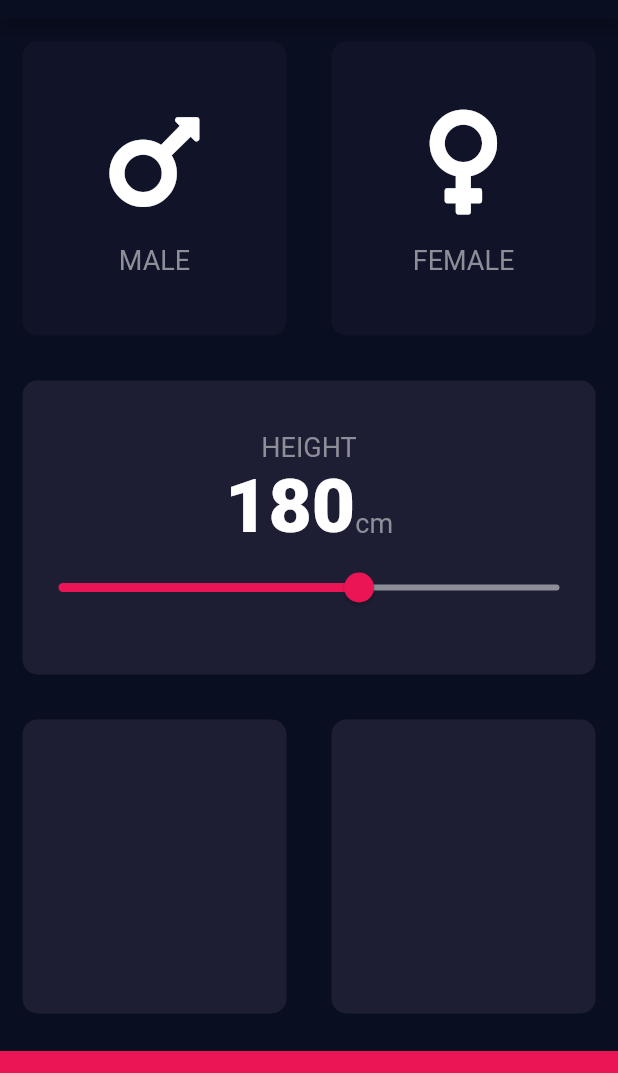
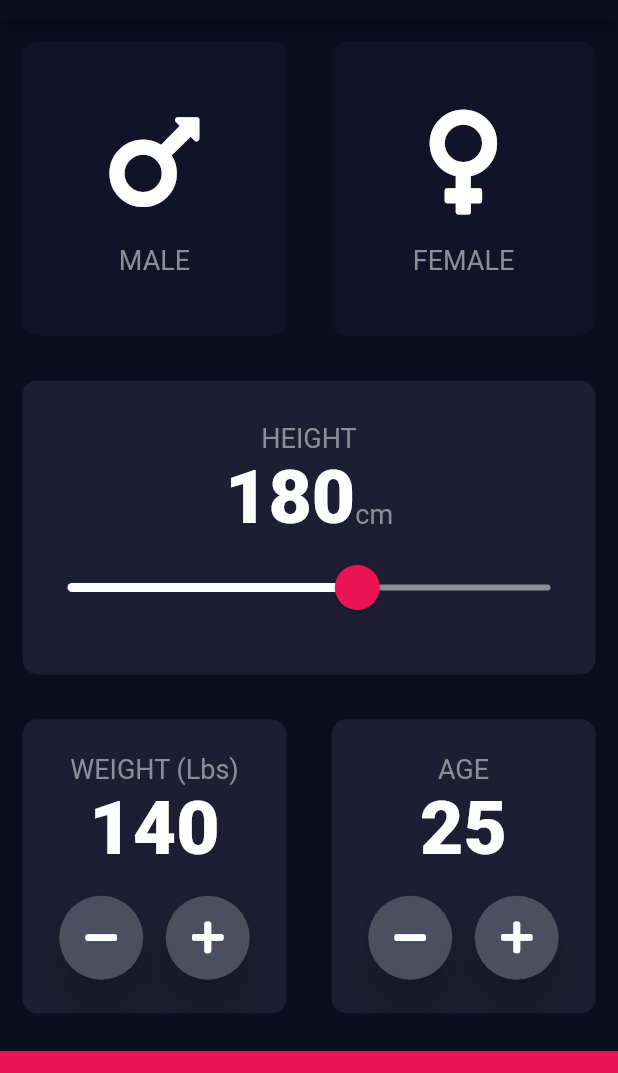
Before and after one commit to mikealfandre/bmi-calculator, a Flutter app: the screen it shows after launch, on a phone screen of 412 x 824 dp, the part 65-1138 px from its top. Run offline on Flutter 3.47's test engine with Material 2 defaults, Android fonts, the phone set to English and light mode, and no system bars; our stand-ins replace font_awesome_flutter.

Commit message:
Created custom button widget that takes in dynamically icon and onPressed method

```diff
--- a/lib/input_page.dart
+++ b/lib/input_page.dart
@@ -17,6 +17,8 @@ class InputPage extends StatefulWidget {
 class _InputPageState extends State<InputPage> {
   Gender selectedGender;
   int height = 180;
+  int weight = 140;
+  int age = 25;
 
   @override
   Widget build(BuildContext context) {
@@ -96,17 +98,27 @@ class _InputPageState extends State<InputPage> {
                         )
                       ],
                     ),
-                    Slider(
+                    SliderTheme(
+                      data: SliderTheme.of(context).copyWith(
+                        activeTrackColor: Colors.white,
+                        inactiveTrackColor: Color(0xFF8D8E98),
+                        thumbColor: Color(0xFFEB1555),
+                        thumbShape:
+                            RoundSliderThumbShape(enabledThumbRadius: 15.0),
+                        overlayColor: Color(0x20EB1555),
+                        overlayShape:
+                            RoundSliderOverlayShape(overlayRadius: 30.0),
+                      ),
+                      child: Slider(
                         value: height.toDouble(),
                         min: 120.0,
                         max: 220.0,
-                      activeColor: Color(0xFFEB1555),
-                      inactiveColor: Color(0xFF8D8E98),
                         onChanged: (double newValue) {
                           setState(() {
                             height = newValue.round();
                           });
                         },
+                      ),
                     ),
                   ],
                 ),
@@ -116,10 +128,92 @@ class _InputPageState extends State<InputPage> {
               child: Row(
                 children: <Widget>[
                   Expanded(
-                    child: ReusableCard(color: kCardColor),
+                    child: ReusableCard(
+                      color: kCardColor,
+                      cardChild: Column(
+                        mainAxisAlignment: MainAxisAlignment.center,
+                        children: <Widget>[
+                          Text(
+                            'WEIGHT (Lbs)',
+                            style: kLabelTextStyle,
+                          ),
+                          Text(
+                            weight.toString(),
+                            style: kFatTextStyle,
+                          ),
+                          SizedBox(
+                            height: 15.0,
+                          ),
+                          Row(
+                            mainAxisAlignment: MainAxisAlignment.center,
+                            children: <Widget>[
+                              RoundIconButton(
+                                icon: FontAwesomeIcons.minus,
+                                onPressed: () {
+                                  setState(() {
+                                    weight--;
+                                  });
+                                },
+                              ),
+                              SizedBox(
+                                width: 15.0,
+                              ),
+                              RoundIconButton(
+                                icon: FontAwesomeIcons.plus,
+                                onPressed: () {
+                                  setState(() {
+                                    weight++;
+                                  });
+                                },
+                              ),
+                            ],
+                          ),
+                        ],
+                      ),
+                    ),
                   ),
                   Expanded(
-                    child: ReusableCard(color: kCardColor),
+                    child: ReusableCard(
+                      color: kCardColor,
+                      cardChild: Column(
+                        mainAxisAlignment: MainAxisAlignment.center,
+                        children: <Widget>[
+                          Text(
+                            'AGE',
+                            style: kLabelTextStyle,
+                          ),
+                          Text(
+                            age.toString(),
+                            style: kFatTextStyle,
+                          ),
+                          SizedBox(
+                            height: 15.0,
+                          ),
+                          Row(
+                            mainAxisAlignment: MainAxisAlignment.center,
+                            children: <Widget>[
+                              RoundIconButton(
+                                  icon: FontAwesomeIcons.minus,
+                                  onPressed: () {
+                                    setState(() {
+                                      age--;
+                                    });
+                                  }),
+                              SizedBox(
+                                width: 15.0,
+                              ),
+                              RoundIconButton(
+                                  icon: FontAwesomeIcons.plus,
+                                  onPressed: () {
+                                    setState(() {
+                                      age++;
+                                    });
+                                  }),
+                            ],
+                          ),
+                        ],
+                      ),
+                    ),
                   ),
                 ],
               ),
@@ -134,3 +228,27 @@ class _InputPageState extends State<InputPage> {
         ));
   }
 }
+
+//Custom widget. Flutter prefers custom widgets over inherited widgets for better performance.
+
+class RoundIconButton extends StatelessWidget {
+  RoundIconButton({@required this.icon, @required this.onPressed});
+
+  final IconData icon;
+  final Function onPressed;
+
+  @override
+  Widget build(BuildContext context) {
+    return RawMaterialButton(
+      elevation: 10.0,
+      child: Icon(icon),
+      onPressed: onPressed,
+      constraints: BoxConstraints.tightFor(
+        width: 56.0,
+        height: 56.0,
+      ),
+      shape: CircleBorder(),
+      fillColor: Color(0xFF4C4F5E),
+    );
+  }
+}
```
Lines whose indentation alone changed are shown as unchanged.
